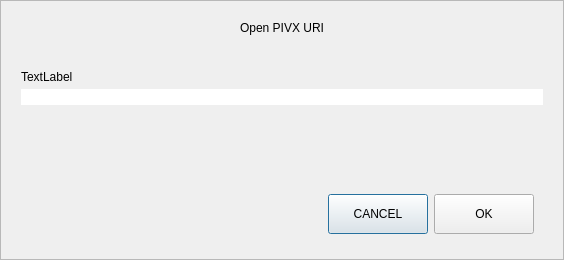
Old version of the form src/qt/forms/openuridialog.ui in the repository kyeno/dogecash.
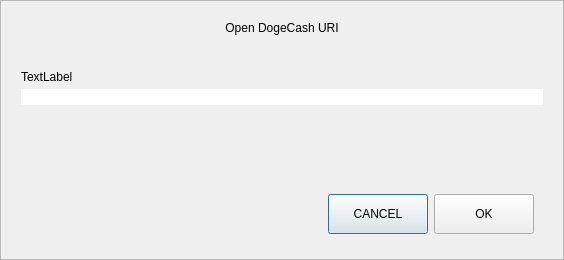
New version of the form. Custom widgets are drawn as their Qt base class.

The edit to the form file:
```diff
--- a/src/qt/forms/openuridialog.ui
+++ b/src/qt/forms/openuridialog.ui
@@ -56,7 +56,7 @@
       <item>
        <widget class="QLabel" name="labelTitle">
         <property name="text">
-         <string>Open PIVX URI</string>
+         <string>Open DogeCash URI</string>
         </property>
         <property name="alignment">
          <set>Qt::AlignCenter</set>
```
